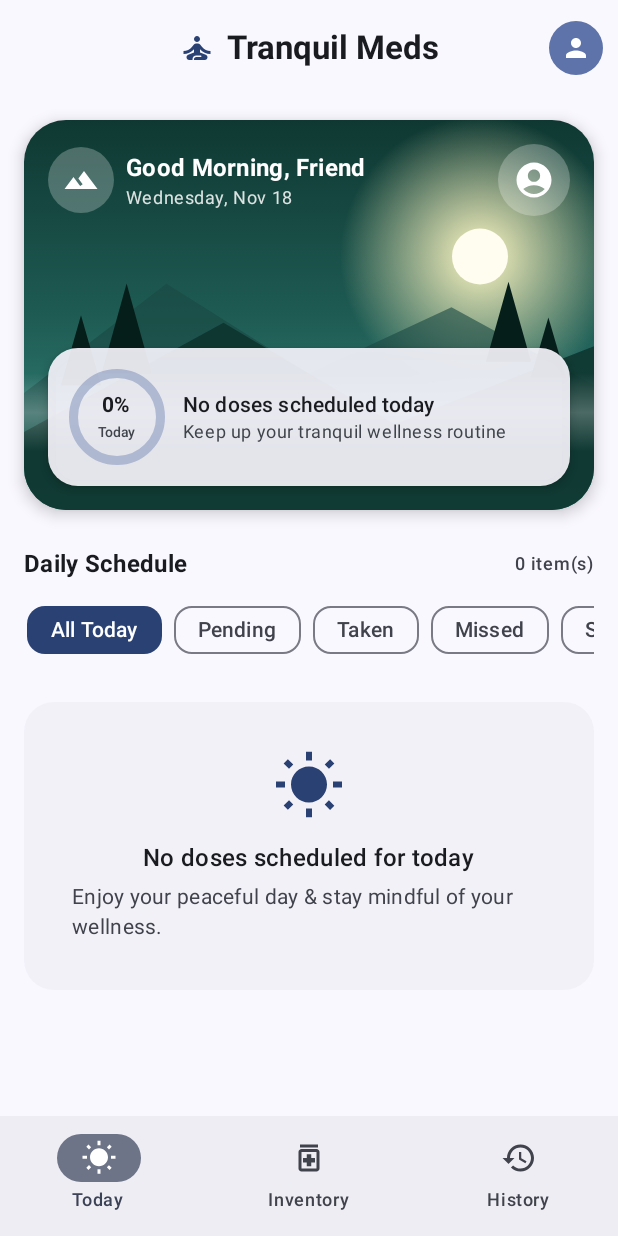
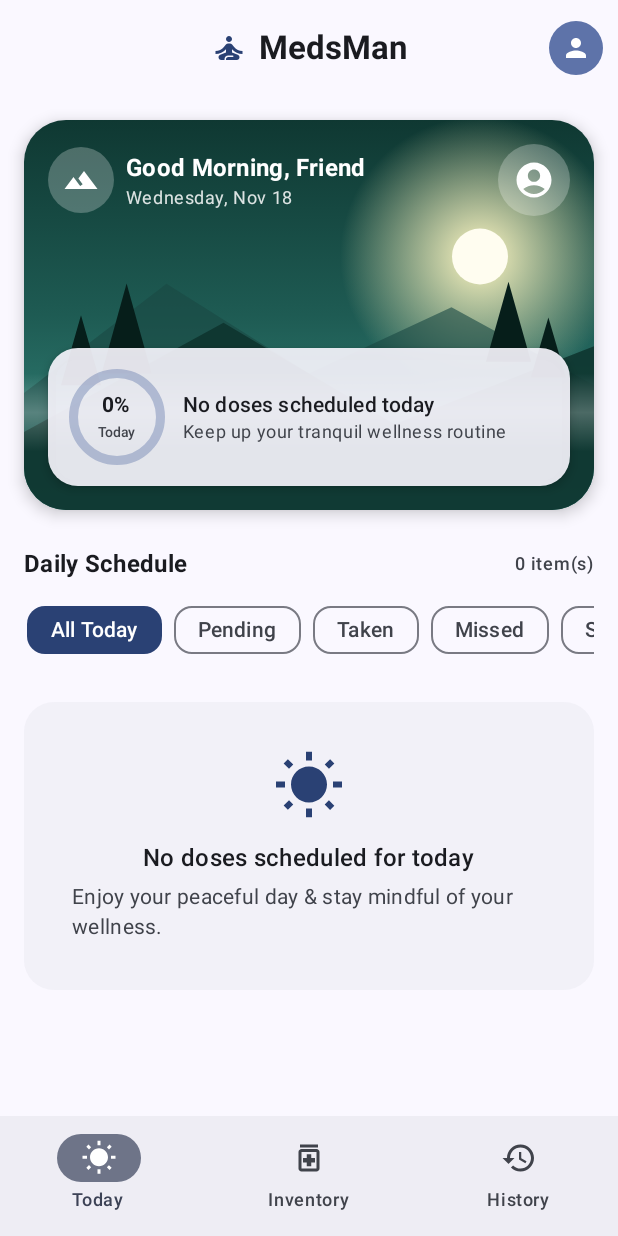
Before and after one commit to Sora-Amagiri/MedsMan, an Android app built with Jetpack Compose: the screen it shows after launch (MainActivity), on a phone screen of 412 x 824 dp. Run offline under Robolectric (Android 15) with nearby library versions, the phone set to English and light mode, and no system bars; our stand-ins replace Navigation 3, Room's generated code, navigation suite.

Commit message:
Rename dashboard title to MedsMan

```diff
--- a/app/src/main/java/com/sora/medsman/ui/screens/DashboardScreen.kt
+++ b/app/src/main/java/com/sora/medsman/ui/screens/DashboardScreen.kt
@@ -18,9 +18,11 @@ import androidx.compose.ui.Alignment
 import androidx.compose.ui.Modifier
 import androidx.compose.ui.draw.clip
 import androidx.compose.ui.platform.LocalContext
+import androidx.compose.ui.res.stringResource
 import androidx.compose.ui.text.font.FontWeight
 import androidx.compose.ui.tooling.preview.Preview
 import androidx.compose.ui.unit.dp
+import com.sora.medsman.R
 import com.sora.medsman.data.model.TakeStatus
 import com.sora.medsman.data.model.UserProfile
 import com.sora.medsman.ui.components.DosageScheduleCard
@@ -93,12 +95,12 @@ fun DashboardScreen(
                     ) {
                         Icon(
                             imageVector = Icons.Filled.SelfImprovement,
-                            contentDescription = "Tranquil Meds",
+                            contentDescription = null,
                             tint = MaterialTheme.colorScheme.primary,
                             modifier = Modifier.size(24.dp)
                         )
                         Text(
-                            text = "Tranquil Meds",
+                            text = stringResource(R.string.app_name),
                             style = MaterialTheme.typography.titleLarge.copy(
                                 fontWeight = FontWeight.Bold,
                                 color = MaterialTheme.colorScheme.onSurface
```
